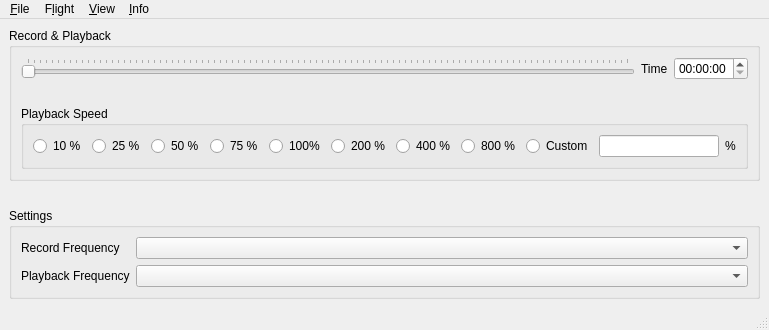
Before: the Qt Designer form src/UserInterface/src/MainWindow.ui in till213/SkyDolly, drawn with Qt 5.
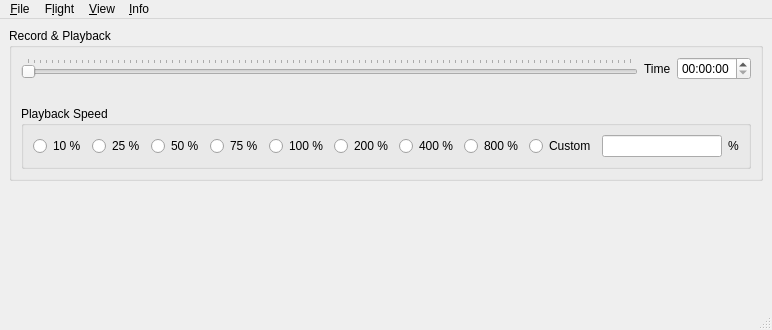
After: the same form once the commit is applied.

Commit message:
Add settings dialog with record/playback sample rates
- Set application name and organisation
-

```diff
--- a/src/UserInterface/src/MainWindow.ui
+++ b/src/UserInterface/src/MainWindow.ui
@@ -15,6 +15,19 @@
   </property>
   <widget class="QWidget" name="centralwidget">
    <layout class="QGridLayout" name="gridLayout_3">
+    <item row="1" column="0">
+     <spacer name="verticalSpacer">
+      <property name="orientation">
+       <enum>Qt::Vertical</enum>
+      </property>
+      <property name="sizeHint" stdset="0">
+       <size>
+        <width>20</width>
+        <height>40</height>
+       </size>
+      </property>
+     </spacer>
+    </item>
     <item row="0" column="0">
      <widget class="QGroupBox" name="groupBox_4">
       <property name="title">
@@ -131,7 +144,7 @@
           <item row="0" column="4">
            <widget class="QRadioButton" name="playbackSpeed100RadioButton">
             <property name="text">
-             <string>100%</string>
+             <string>100 %</string>
             </property>
            </widget>
           </item>
@@ -190,55 +203,6 @@
       </layout>
      </widget>
     </item>
-    <item row="2" column="0">
-     <widget class="QGroupBox" name="groupBox_5">
-      <property name="title">
-       <string>Settings</string>
-      </property>
-      <layout class="QFormLayout" name="formLayout_4">
-       <item row="0" column="0">
-        <widget class="QLabel" name="label_5">
-         <property name="text">
-          <string>Record Frequency</string>
-         </property>
-        </widget>
-       </item>
-       <item row="0" column="1">
-        <widget class="QComboBox" name="recordFrequencyComboBox">
-         <property name="minimumSize">
-          <size>
-           <width>100</width>
-           <height>0</height>
-          </size>
-         </property>
-        </widget>
-       </item>
-       <item row="1" column="0">
-        <widget class="QLabel" name="label_9">
-         <property name="text">
-          <string>Playback Frequency</string>
-         </property>
-        </widget>
-       </item>
-       <item row="1" column="1">
-        <widget class="QComboBox" name="playbackFrequencyComboBox"/>
-       </item>
-      </layout>
-     </widget>
-    </item>
-    <item row="1" column="0">
-     <spacer name="verticalSpacer">
-      <property name="orientation">
-       <enum>Qt::Vertical</enum>
-      </property>
-      <property name="sizeHint" stdset="0">
-       <size>
-        <width>20</width>
-        <height>40</height>
-       </size>
-      </property>
-     </spacer>
-    </item>
    </layout>
   </widget>
   <widget class="QMenuBar" name="menubar">
@@ -254,6 +218,8 @@
     <property name="title">
      <string>&amp;File</string>
     </property>
+    <addaction name="showSettingsAction"/>
+    <addaction name="separator"/>
     <addaction name="quitAction"/>
    </widget>
    <widget class="QMenu" name="menu_Info">
@@ -345,6 +311,11 @@
     <string>P</string>
    </property>
   </action>
+  <action name="showSettingsAction">
+   <property name="text">
+    <string>S&amp;ettings...</string>
+   </property>
+  </action>
  </widget>
  <resources/>
  <connections/>
```
The commit also changes 28 other files.
